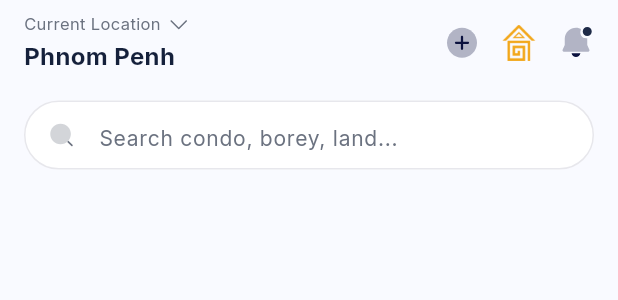
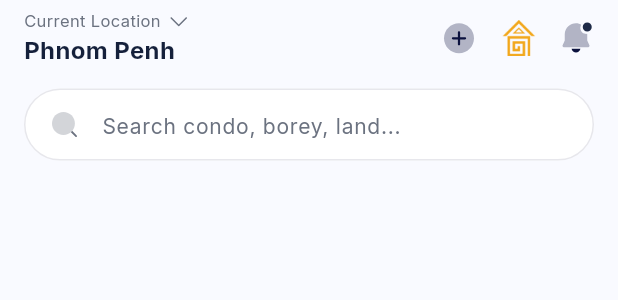
Before and after one commit to povvichar/Propertdia, a Flutter app: the HomeHeader widget shown alone on an empty page, opened directly, on a phone screen of 412 x 824 dp. Shown: the top 300 px of the screen. Run offline on Flutter 3.47's test engine with Material 3 defaults, Android fonts, the phone set to English and light mode, and no system bars; our stand-ins replace flutter_riverpod, flutter_svg, go_router, google_fonts; network calls fail.

Commit message:
Revise Home screen to match approved UI design
Pixel-perfect pass against reference: tighter header spacing, compact
search bar with larger icon, shorter hero banner with left-padded text,
smaller service grid tiles, removed "See all" from Best Price header,
taller property card images. Also adds CLAUDE.md.

Co-Authored-By: Claude Sonnet 4.6 <noreply@anthropic.com>

```diff
--- a/lib/features/home/widgets/home_header.dart
+++ b/lib/features/home/widgets/home_header.dart
@@ -13,7 +13,7 @@ class HomeHeader extends StatelessWidget {
     return SafeArea(
       bottom: false,
       child: Padding(
-        padding: const EdgeInsets.fromLTRB(16, 8, 16, 4),
+        padding: const EdgeInsets.fromLTRB(16, 6, 16, 4),
         child: Column(
           children: [
             Row(
@@ -43,7 +43,7 @@ class HomeHeader extends StatelessWidget {
                           ),
                         ],
                       ),
-                      const SizedBox(height: 2),
+                      const SizedBox(height: 0),
                       const Text(
                         'Phnom Penh',
                         style: TextStyle(
@@ -60,7 +60,7 @@ class HomeHeader extends StatelessWidget {
                   width: 24,
                   height: 24,
                 ),
-                const SizedBox(width: 14),
+                const SizedBox(width: 16),
                 const Image(
                   image: AssetImage('assets/images/logo_mark.png'),
                   width: 24,
@@ -71,7 +71,7 @@ class HomeHeader extends StatelessWidget {
                 const _NotificationBell(),
               ],
             ),
-            const SizedBox(height: 18),
+            const SizedBox(height: 14),
             const _SearchBar(),
           ],
         ),
@@ -114,7 +114,7 @@ class _SearchBar extends StatelessWidget {
   @override
   Widget build(BuildContext context) {
     return SizedBox(
-      height: 46,
+      height: 48,
       child: TextField(
         decoration: InputDecoration(
           hintText: 'Search condo, borey, land...',
@@ -123,21 +123,21 @@ class _SearchBar extends StatelessWidget {
             fontSize: 14,
           ),
           prefixIcon: Padding(
-            padding: const EdgeInsets.only(left: 14, right: 10),
+            padding: const EdgeInsets.only(left: 16, right: 10),
             child: SvgPicture.asset(
               'assets/icons/base/search.svg',
-              width: 18,
-              height: 18,
+              width: 20,
+              height: 20,
               colorFilter: const ColorFilter.mode(
                 AppColors.textSecondary,
                 BlendMode.srcIn,
               ),
             ),
           ),
-          prefixIconConstraints: const BoxConstraints(minWidth: 46),
+          prefixIconConstraints: const BoxConstraints(minWidth: 48),
           filled: true,
           fillColor: Colors.white,
-          contentPadding: const EdgeInsets.symmetric(vertical: 12, horizontal: 12),
+          contentPadding: const EdgeInsets.symmetric(vertical: 12, horizontal: 16),
           border: OutlineInputBorder(
             borderRadius: BorderRadius.circular(26),
             borderSide: const BorderSide(color: Color(0xFFE7E7EC), width: 1),
```
Also changed, not shown: lib/features/home/home_screen.dart (+11 -27 lines), lib/features/home/widgets/property_card.dart (+4 -4 lines), lib/features/home/widgets/service_grid.dart (+5 -5 lines), 1 other file.
